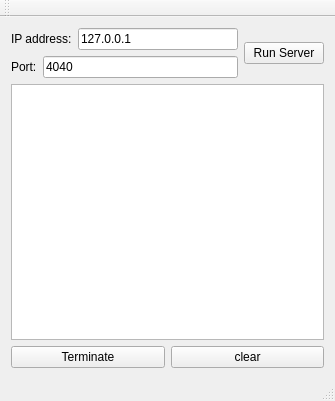
Before: the Qt Designer form server/sslserver.ui in pvavercak/flat_repo, drawn with Qt 5.
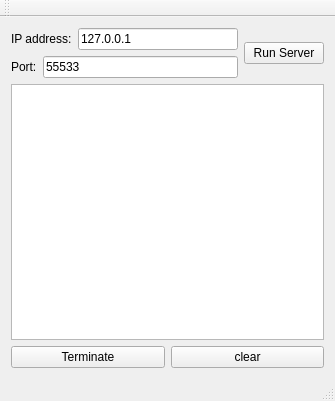
After: the same form once the commit is applied.

```diff
--- a/server/sslserver.ui
+++ b/server/sslserver.ui
@@ -51,7 +51,7 @@
             <item>
              <widget class="QLineEdit" name="input_port">
               <property name="text">
-               <string>4040</string>
+               <string>55533</string>
               </property>
              </widget>
             </item>
```
